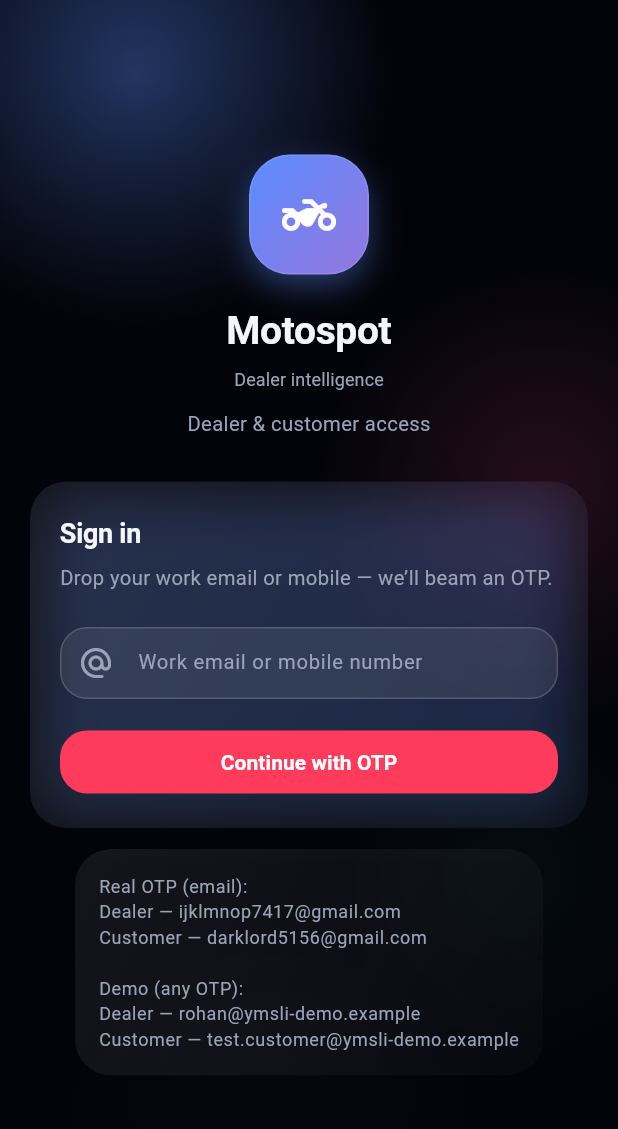
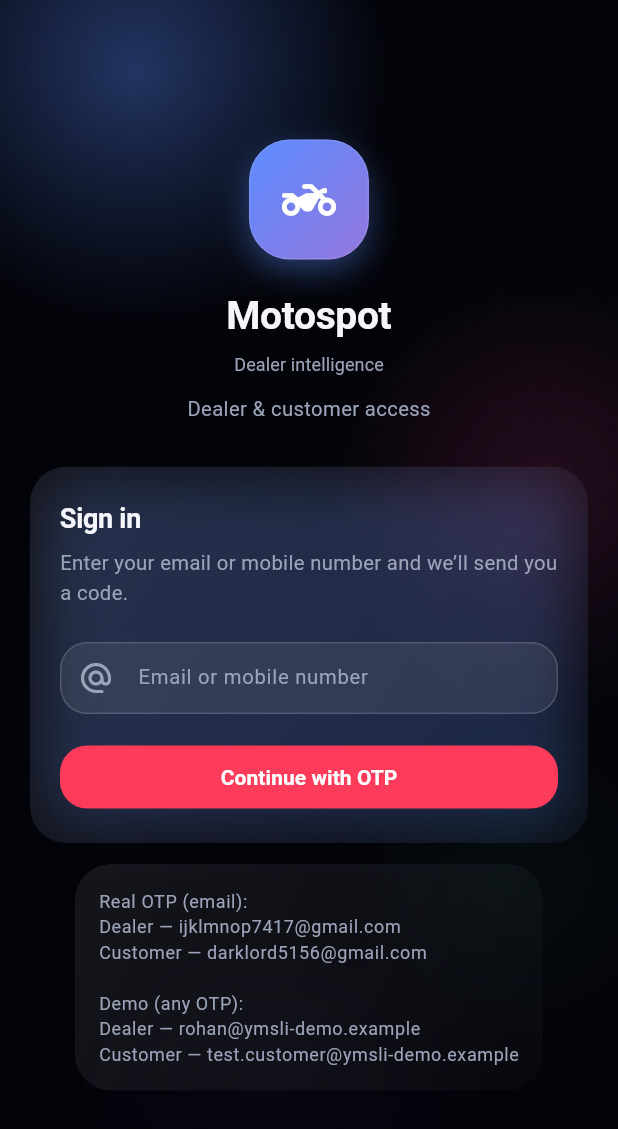
Before and after one commit to nakshatra-ym/motosmart-app2.0, a Flutter app: the LoginScreen screen opened by its route, on a phone screen of 412 x 824 dp. Shown: the top 1129 px of the screen. Run offline on Flutter 3.47's test engine with Material 3 defaults, Android fonts, the phone set to English and light mode, and no system bars; our stand-ins replace dio, flutter_riverpod, flutter_secure_storage, go_router, permission_handler; missing offline and left inert: flutter_blue_classic; accounts and stored records are empty; network calls fail.

Commit message:
Name the sign-in for everyone, not just dealers
The catalog's only way in read "Dealer login", so a customer arriving at the
app was told the door was not for them. There is one sign-in: the token
decides whether you land on the dealer dashboard or the customer home.

The form said "Work email or mobile number" for the same reason, which a
customer signing in with a personal address has to talk themselves past.

Co-Authored-By: Claude Opus 5 (1M context) <noreply@anthropic.com>

```diff
--- a/lib/features/auth/presentation/login_screen.dart
+++ b/lib/features/auth/presentation/login_screen.dart
@@ -82,7 +82,7 @@ class _LoginScreenState extends ConsumerState<LoginScreen> {
                               ),
                               const SizedBox(height: 8),
                               Text(
-                                'Drop your work email or mobile — we’ll beam an OTP.',
+                                'Enter your email or mobile number and we’ll send you a code.',
                                 style: theme.textTheme.bodyMedium,
                               ),
                               const SizedBox(height: 22),
@@ -92,7 +92,7 @@ class _LoginScreenState extends ConsumerState<LoginScreen> {
                                 textInputAction: TextInputAction.done,
                                 style: const TextStyle(color: AppColors.ink),
                                 decoration: const InputDecoration(
-                                  labelText: 'Work email or mobile number',
+                                  labelText: 'Email or mobile number',
                                   prefixIcon: Icon(Icons.alternate_email_rounded),
                                 ),
                                 validator: (value) {
--- a/lib/features/public/presentation/public_catalog_screen.dart
+++ b/lib/features/public/presentation/public_catalog_screen.dart
@@ -50,8 +50,10 @@ class PublicCatalogScreen extends ConsumerWidget {
                       ),
                     ),
                     TextButton(
+                      // One sign-in for both roles — the token decides where you
+                      // land, so naming a role here turns customers away.
                       onPressed: () => context.push('/login'),
-                      child: const Text('Dealer login'),
+                      child: const Text('Sign in'),
                     ),
                   ],
                 ),
```
Also changed, not shown: 1 other file.
